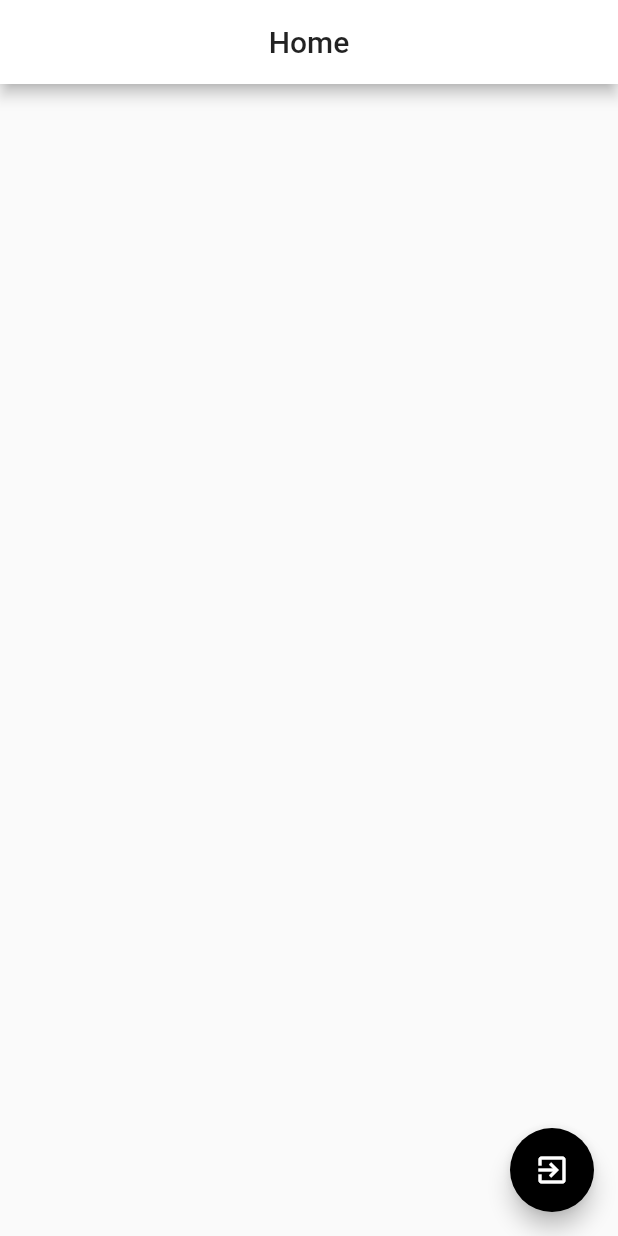
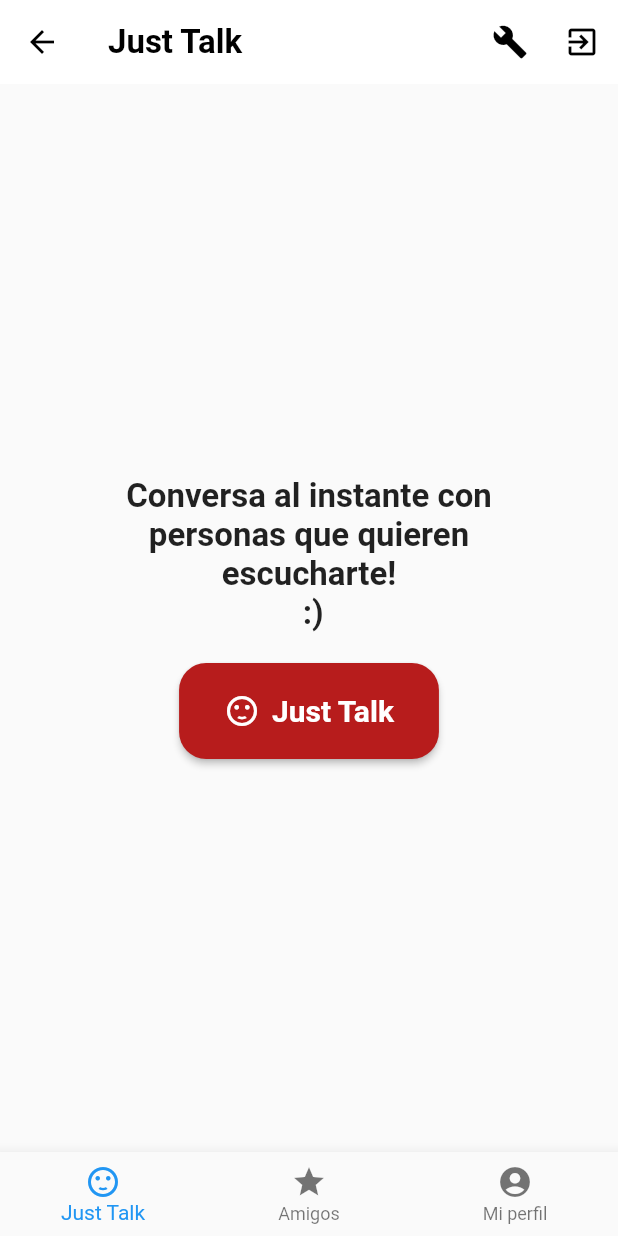
Before and after one commit to just-talk-team/app, a Flutter app: the Home screen opened by its route, on a phone screen of 412 x 824 dp. Run offline on Flutter 3.47's test engine with Material 2 defaults, Android fonts, the phone set to English and light mode, and no system bars; our stand-ins replace equatable, firebase_auth, firebase_core, flutter_bloc, flutter_signin_button; missing offline and left inert: flutter_login_facebook, pedantic; accounts and stored records are empty; Roboto replaces fonts that are missing (ArialRounded).

Commit message:
Menu added

```diff
--- a/lib/app.dart
+++ b/lib/app.dart
@@ -24,6 +24,7 @@ class App extends StatelessWidget {
     );
   }
 }
+
 
 class AppView extends StatefulWidget {
   @override
@@ -57,10 +58,16 @@ class _AppViewState extends State<AppView> {
         );
       },
       theme: ThemeData(
-          primaryColor: Colors.white,
-          accentColor: Colors.black,
+          primaryColor: Colors.black,
           visualDensity: VisualDensity.adaptivePlatformDensity,
-          buttonColor: Colors.black),
+          fontFamily: 'ArialRounded',
+          appBarTheme: AppBarTheme(
+            elevation: 0,
+            color: Colors.white,
+            iconTheme: IconThemeData(
+              color: Colors.black)
+          )
+      ),
     );
   }
 }
--- a/lib/layouts/home.dart
+++ b/lib/layouts/home.dart
@@ -2,29 +2,70 @@ import 'package:flutter/material.dart';
 import 'package:flutter/services.dart';
 import 'package:flutter_bloc/flutter_bloc.dart';
 import 'package:just_talk/authentication/authentication.dart';
+import 'package:just_talk/widgets/home_page.dart';
 
-class Home extends StatelessWidget {
+class Home extends StatefulWidget {
+  static List<Widget> _widgetOptions = <Widget>[
+    HomePage(),
+  ];
+
+  static List<String> _titles = <String>['Just Talk'];
+
+  @override
+  _HomeState createState() => _HomeState();
+}
+
+class _HomeState extends State<Home> {
+  int _selectedIndex = 0;
+
+  void _onItemTapped(int index) {
+    setState(() {
+      _selectedIndex = index;
+    });
+  }
+
   @override
   Widget build(BuildContext context) {
     return WillPopScope(
-      onWillPop: ()=> SystemNavigator.pop(),
+      onWillPop: () => SystemNavigator.pop(),
       child: Scaffold(
         appBar: AppBar(
-          centerTitle: true,
-          leading: Container(),
-          title: Text("Home"),
+          title: Text(
+            Home._titles.elementAt(_selectedIndex),
+            style: TextStyle(
+                fontWeight: FontWeight.bold,
+                fontSize: 22.0,
+                color: Colors.black),
+          ),
+          actions: <Widget>[
+            IconButton(
+              icon: const Icon(Icons.build),
+              onPressed: () {},
+            ),
+            IconButton(
+              icon: const Icon(Icons.exit_to_app),
+              onPressed: () => BlocProvider.of<AuthenticationCubit>(context).logOut(),
+            ),
+          ],
         ),
-        floatingActionButton: BlocBuilder<AuthenticationCubit,AuthenticationState>(
-          builder: (context,state) {
-            return FloatingActionButton(
-              child: Icon(
-                Icons.exit_to_app,
-                color: Colors.white,
-               ),
-              backgroundColor: Colors.black,
-              onPressed: () => context.bloc<AuthenticationCubit>().logOut(),
-            );
-          }
+        body: Home._widgetOptions.elementAt(_selectedIndex),
+        bottomNavigationBar: BottomNavigationBar(
+          items: const <BottomNavigationBarItem>[
+            BottomNavigationBarItem(
+              icon: Icon(Icons.sentiment_satisfied),
+              title: Text('Just Talk'),
+            ),
+            BottomNavigationBarItem(
+              icon: Icon(Icons.star),
+              title: Text('Amigos'),
+            ),
+            BottomNavigationBarItem(
+              icon: Icon(Icons.account_circle),
+              title: Text('Mi perfil'),
+            ),
+          ],
+          currentIndex: _selectedIndex,
+          onTap: _onItemTapped,
         ),
       ),
     );
--- a/lib/layouts/login.dart
+++ b/lib/layouts/login.dart
@@ -66,8 +66,6 @@ class AppTitle extends StatelessWidget {
       children: [
         Text('Just Talk',
             style: TextStyle(
-                color: Colors.black,
-                fontFamily: 'ArialRounded',
                 fontWeight: FontWeight.bold,
                 fontSize: 50.0)),
         Padding(
@@ -75,8 +73,6 @@ class AppTitle extends StatelessWidget {
           child: Text(
             'Forma amistades reales de forma segura',
             style: TextStyle(
-                color: Colors.black,
-                fontFamily: 'ArialRounded',
                 fontWeight: FontWeight.bold,
                 fontSize: 22.0),
             textAlign: TextAlign.center,
--- /dev/null
+++ b/lib/widgets/home_page.dart
@@ -0,0 +1,44 @@
+import 'package:flutter/material.dart';
+
+class HomePage extends StatelessWidget {
+  @override
+  Widget build(BuildContext context) {
+    return SafeArea(
+      child: Column(
+        mainAxisAlignment: MainAxisAlignment.center,
+        children: [
+          Padding(
+            padding: EdgeInsets.symmetric(horizontal: 60.0),
+            child: Text(
+              'Conversa al instante con personas que quieren escucharte! \n :)',
+              style: TextStyle(
+                fontWeight: FontWeight.bold,
+                fontSize: 22.0,
+              ),
+              textAlign: TextAlign.center,
+            ),
+          ),
+          SizedBox(
+            height: 20,
+          ),
+        RaisedButton.icon(
+          shape: RoundedRectangleBorder(
+            borderRadius: BorderRadius.circular(18.0),
+          ),
+          padding: EdgeInsets.symmetric(horizontal: 30, vertical: 20),
+          color: Colors.red[900],
+          label: Text(
+            'Just Talk',
+            style: TextStyle(
+                color: Colors.white, fontWeight: FontWeight.bold, fontSize: 20),
+          ),
+          icon: Icon(
+            Icons.sentiment_satisfied,
+            color: Colors.white,
+          ),
+          onPressed: () {},
+        )
+      ],
+    ));
+  }
+}
```
